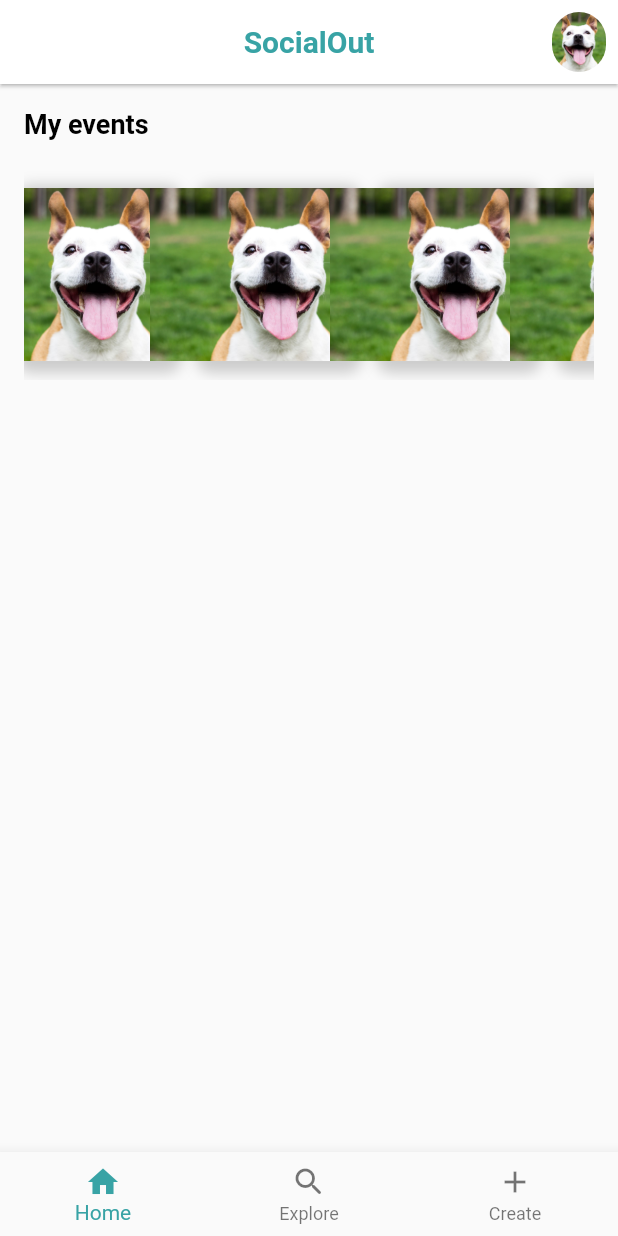
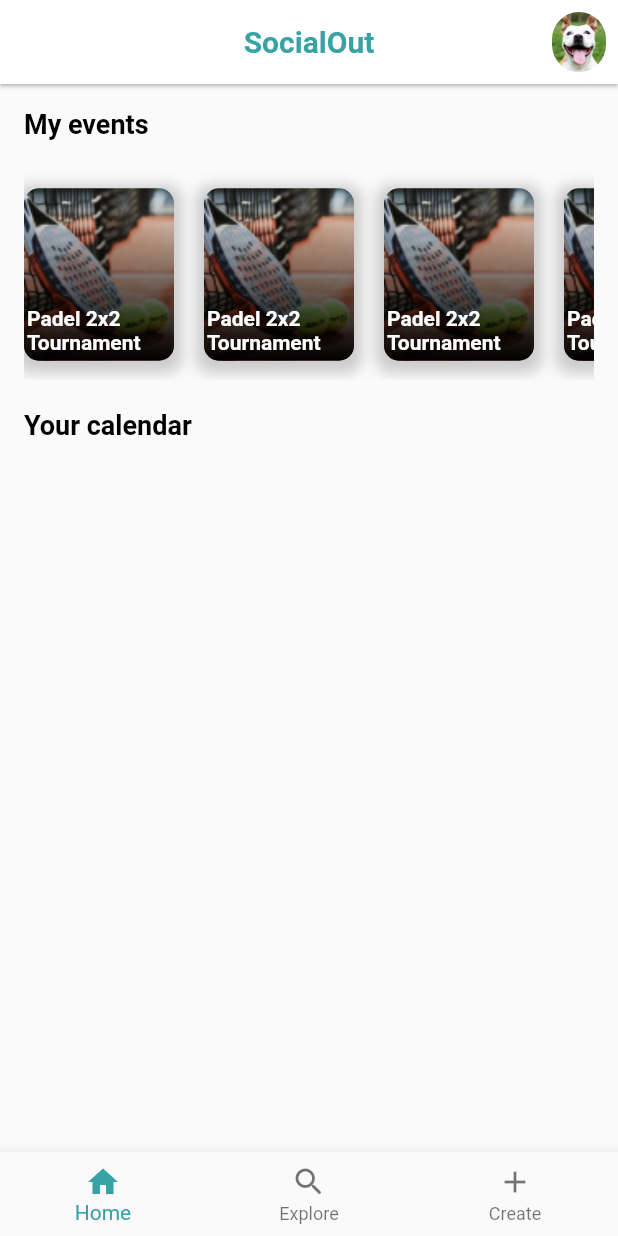
Before and after one commit to Pes-SocialOut/SO-Frontend, a Flutter app: the NavigationBottomBar screen opened by its route, on a phone screen of 412 x 824 dp. Run offline on Flutter 3.47's test engine with Material 2 defaults, Android fonts, the phone set to English and light mode, and no system bars; our stand-ins replace flutter_datetime_picker, flutter_map, geolocator, hexcolor, latlong2.

Commit message:
Unhardcode event screen and added User Events

```diff
--- a/lib/feature_event/screens/event_screen.dart
+++ b/lib/feature_event/screens/event_screen.dart
@@ -2,7 +2,7 @@ import 'package:flutter/material.dart';
 import 'package:so_frontend/feature_event/widgets/event.dart';
 
 class EventScreen extends StatelessWidget {
-  final String id;
+  final String? id;
   const EventScreen({Key? key, required this.id}) : super(key: key);
 
   @override
--- a/lib/feature_home/screens/home.dart
+++ b/lib/feature_home/screens/home.dart
@@ -10,14 +10,25 @@ class MainHomeScreen extends StatelessWidget {
       margin: const EdgeInsets.all(16),
       child: Column(
         crossAxisAlignment: CrossAxisAlignment.start,
+        mainAxisAlignment: MainAxisAlignment.start,
         children: [
           Text('My events',
-              style: TextStyle(
-                  color: Theme.of(context).colorScheme.surface,
-                  fontWeight: FontWeight.bold,
-                  fontSize: 18)),
+            style: TextStyle(
+              color: Theme.of(context).colorScheme.surface,
+              fontWeight: FontWeight.bold,
+              fontSize: 18
+            )
+          ),
           const SizedBox(height: 20),
-          const UserEventsList()
+          const UserEventsList(),
+          const SizedBox(height: 20),
+          Text('Your calendar',
+            style: TextStyle(
+              color: Theme.of(context).colorScheme.surface,
+              fontWeight: FontWeight.bold,
+              fontSize: 18
+            )
+          )
         ],
       ),
     );
--- a/lib/feature_home/widgets/user_events.dart
+++ b/lib/feature_home/widgets/user_events.dart
@@ -1,4 +1,5 @@
 import 'package:flutter/material.dart';
+import 'package:so_frontend/feature_event/screens/event_screen.dart';
 
 class UserEventsList extends StatefulWidget {
   const UserEventsList({Key? key}) : super(key: key);
@@ -9,10 +10,11 @@ class UserEventsList extends StatefulWidget {
 
 class _UserEventsListState extends State<UserEventsList> {
   final List _events = [
-    {"name": "Padel 2x2 Tournament", "image": "assets/dog.jpg"},
-    {"name": "Padel 2x2 Tournament", "image": "assets/dog.jpg"},
-    {"name": "Padel 2x2 Tournament", "image": "assets/dog.jpg"},
-    {"name": "Padel 2x2 Tournament", "image": "assets/dog.jpg"}
+    {"id": "1", "name": "Padel 2x2 Tournament", "image": "assets/user-event.png"},
+    {"id": "1", "name": "Padel 2x2 Tournament", "image": "assets/user-event.png"},
+    {"id": "1", "name": "Padel 2x2 Tournament", "image": "assets/user-event.png"},
+    {"id": "1", "name": "Padel 2x2 Tournament", "image": "assets/user-event.png"},
+    {"id": "1", "name": "Padel 2x2 Tournament", "image": "assets/user-event.png"},
   ];
 
   @override
@@ -23,12 +25,18 @@ class _UserEventsListState extends State<UserEventsList> {
         child: ListView.separated(
             scrollDirection: Axis.horizontal,
             shrinkWrap: true,
-            separatorBuilder: (context, index) => const SizedBox(width: 12),
+            separatorBuilder: (context, index) => const SizedBox(width: 20),
             itemCount: _events.length,
             itemBuilder: (BuildContext context, int index) {
-              return Center(
+              return InkWell(
+                onTap: () {
+                  Navigator.push(
+                    context,
+                    MaterialPageRoute(builder: (context) =>  EventScreen(id: _events[index]["id"]))
+                    );
+                },
+                child: Center(
                   child: Container(
-                    margin: const EdgeInsets.only(right: 8.0),
                       decoration: BoxDecoration(
                         borderRadius: BorderRadius.circular(10.0),
                         boxShadow: [
@@ -43,9 +51,42 @@ class _UserEventsListState extends State<UserEventsList> {
                       ),
                       width: 100,
                       height: 115,
-                    child: FittedBox(
-                      child: Image.asset(_events[index]["image"]),
-                      fit: BoxFit.fitHeight
+                      child: Stack(
+                        children: [
+                          SizedBox(
+                            height: 115,
+                            width: 100,
+                            child: ClipRRect(
+                              child: FittedBox(child: Image.asset(_events[index]["image"]), fit: BoxFit.fill),
+                              borderRadius: BorderRadius.circular(10)
+                            ),
+                          ),
+                          Container(
+                            height: 115,
+                            width: 100,
+                            decoration: BoxDecoration(
+                              borderRadius: BorderRadius.circular(10),
+                              gradient: const LinearGradient(
+                                colors: [
+                                  Colors.transparent,
+                                  Colors.black
+                                ],
+                                begin: Alignment.topCenter,
+                                end: Alignment.bottomCenter
+                              )
+                            ),
+                            alignment: Alignment.bottomLeft,
+                            child: Padding(
+                              padding: const EdgeInsets.only(
+                                bottom: 4.0,
+                                left: 2.0,
+                                right: 2.0
+                              ),
+                              child: Text(_events[index]["name"], style: TextStyle(color: Theme.of(context).colorScheme.background, fontWeight: FontWeight.bold))
+                            )
+                          )
+                        ],
+                      ),
                     ),
                 ),
               );
```
Also changed, not shown: lib/feature_event/widgets/event.dart (+15 -6 lines). Lines whose indentation alone changed are shown as unchanged.
